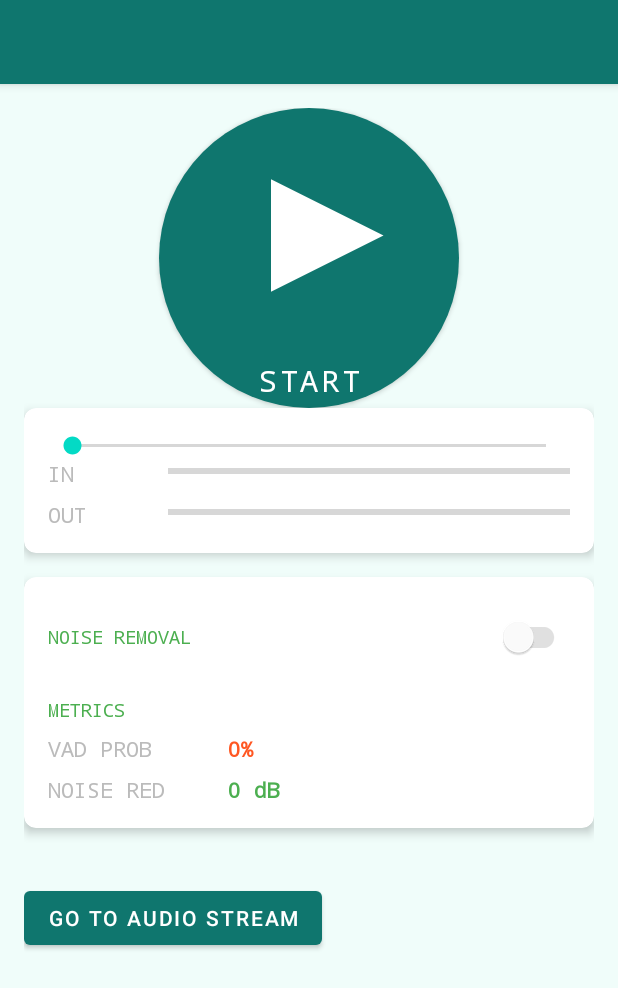
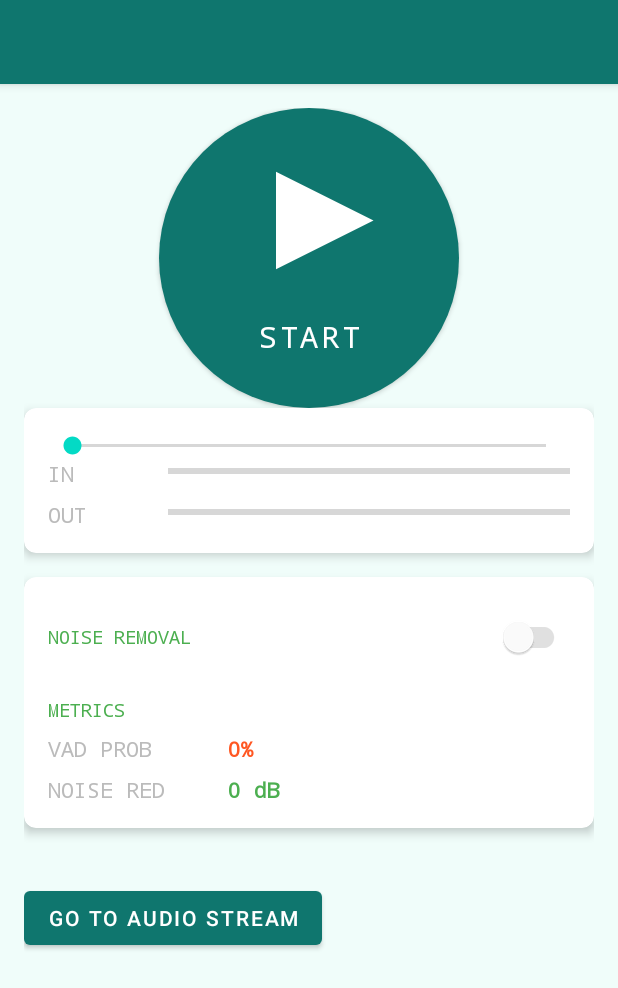
Before and after one commit to adeepabandara/Audion, an Android app: the HomeActivity screen opened directly, with no data from a screen before it, on a phone screen of 412 x 824 dp. Shown: the top 988 px of the screen. Run offline under Robolectric (Android 15) with nearby library versions, the phone set to English and light mode, and no system bars; 4 statements that could not run were skipped.

Commit message:
colour change to stop button

```diff
--- a/app/src/main/res/drawable/circle_button_background.xml
+++ b/app/src/main/res/drawable/circle_button_background.xml
@@ -1,5 +1,5 @@
 <?xml version="1.0" encoding="utf-8"?>
 <shape xmlns:android="http://schemas.android.com/apk/res/android"
     android:shape="oval">
-    <solid android:color="#3F6F68"/>
+    <solid android:color="#0F766E"/>
 </shape>
--- a/app/src/main/res/layout/activity_main.xml
+++ b/app/src/main/res/layout/activity_main.xml
@@ -20,8 +20,10 @@
         android:textColor="@android:color/white"
         android:background="@drawable/circle_button_background"
         app:icon="@drawable/ic_play"
-        app:iconSize="150dp"
+        app:iconSize="130dp"
         app:iconGravity="top"
+        app:iconPadding="-25dp"
+
 
         />
 
--- a/app/src/main/res/values/colors.xml
+++ b/app/src/main/res/values/colors.xml
@@ -8,8 +8,8 @@
     <color name="black">#FF000000</color>
     <color name="white">#FFFFFFFF</color>
     <color name="primary">#0F766E</color>
-    <color name="green_circle">#3F6F68</color>
-    <color name="red_circle">#E53935</color>
+    <color name="green_circle">#0F766E</color>
+    <color name="red_circle">#CD1C18</color>
 
 
 
```
